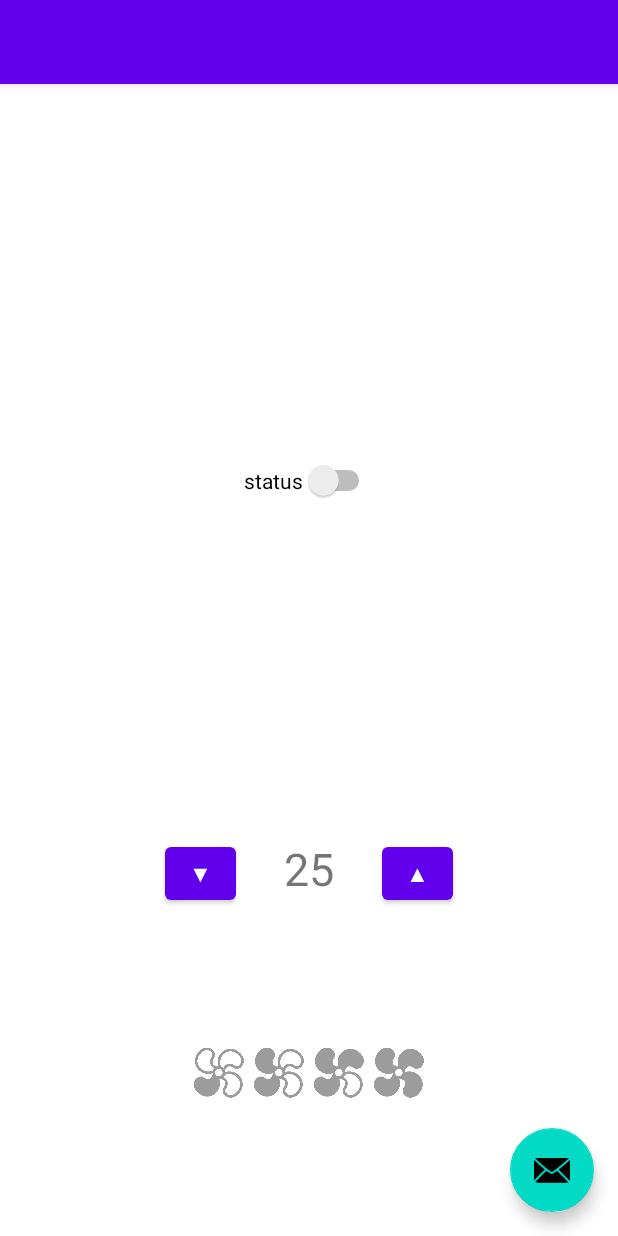
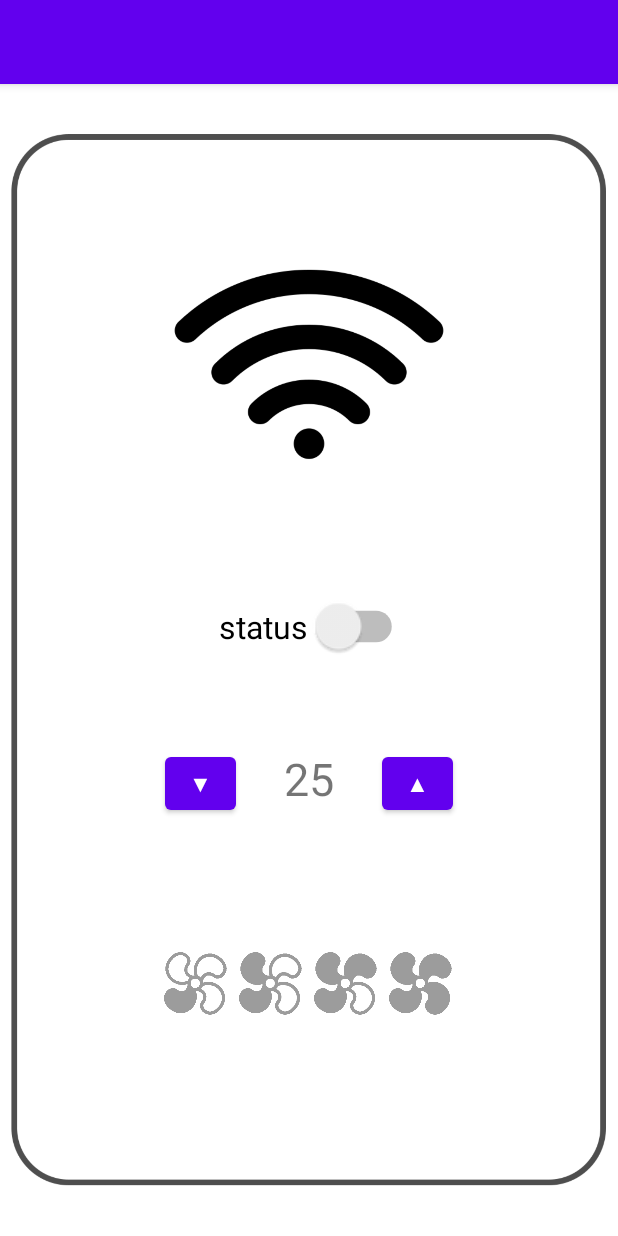
Before and after one commit to galwaitzman/ac_controller_mobile_app, an Android app: the layout activity_main.xml on its own in the app's theme, with its tools: preview values and no code run, on a phone screen of 412 x 824 dp. Run offline under Robolectric (Android 15) with nearby library versions, the light colour scheme and no system bars.

Commit message:
Remote-like design

```diff
--- a/app/src/main/java/com/example/ac_controller_app_mqtt/MainActivity.java
+++ b/app/src/main/java/com/example/ac_controller_app_mqtt/MainActivity.java
@@ -138,7 +138,6 @@ public class MainActivity extends AppCompatActivity {
 
     private void startMqttConnection(String clientId, String username, String password) {
         try {
-            //TODO: 3.142.144.189:1883
             mqttClient = new MqttAsyncClient("tcp://ec2-3-142-144-189.us-east-2.compute.amazonaws.com:1883",clientId, new MemoryPersistence());
 
         } catch (MqttException e) {
--- a/app/src/main/res/layout/activity_main.xml
+++ b/app/src/main/res/layout/activity_main.xml
@@ -28,6 +28,7 @@
         android:layout_height="wrap_content"
         android:layout_gravity="bottom|end"
         android:layout_margin="@dimen/fab_margin"
+        android:visibility="gone"
         app:srcCompat="@android:drawable/ic_dialog_email" />
 
 </androidx.coordinatorlayout.widget.CoordinatorLayout>
--- a/app/src/main/res/layout/fragment_first.xml
+++ b/app/src/main/res/layout/fragment_first.xml
@@ -16,18 +16,24 @@
         app:layout_constraintEnd_toEndOf="parent"
         app:layout_constraintStart_toStartOf="parent"
         app:layout_constraintTop_toBottomOf="@id/textview_first" -->
-
+    <androidx.appcompat.widget.AppCompatImageView
+        android:layout_width="match_parent"
+        android:layout_height="match_parent"
+        android:src="@drawable/remote_rectangle"/>
     <Switch
         android:id="@+id/switch1"
         android:layout_width="wrap_content"
         android:layout_height="wrap_content"
         android:layout_marginBottom="194dp"
+        android:scaleX="1.5"
+        android:scaleY="1.5"
         android:text="status"
         app:layout_constraintBottom_toBottomOf="parent"
         app:layout_constraintEnd_toEndOf="parent"
+        app:layout_constraintHorizontal_bias="0.518"
         app:layout_constraintStart_toStartOf="parent"
         app:layout_constraintTop_toTopOf="parent"
-        app:layout_constraintVertical_bias="0.458"
+        app:layout_constraintVertical_bias="0.637"
         tools:ignore="UseSwitchCompatOrMaterialXml" />
 
     <TextView
@@ -42,7 +48,7 @@
         app:layout_constraintEnd_toEndOf="parent"
         app:layout_constraintStart_toStartOf="parent"
         app:layout_constraintTop_toBottomOf="@+id/switch1"
-        app:layout_constraintVertical_bias="0.508" />
+        app:layout_constraintVertical_bias="0.195" />
 
     <Button
         android:id="@+id/temp_down"
@@ -72,43 +78,49 @@
     <androidx.appcompat.widget.LinearLayoutCompat
         android:layout_width="wrap_content"
         android:layout_height="wrap_content"
+        android:gravity="left"
         android:orientation="horizontal"
-        android:gravity="left"
         app:layout_constraintBottom_toBottomOf="parent"
         app:layout_constraintEnd_toEndOf="parent"
+        app:layout_constraintHorizontal_bias="0.497"
         app:layout_constraintStart_toStartOf="parent"
-        app:layout_constraintTop_toBottomOf="@+id/editTextNumber">
+        app:layout_constraintTop_toBottomOf="@+id/editTextNumber"
+        app:layout_constraintVertical_bias="0.373">
+
         <ImageButton
             android:id="@+id/fan_level_1"
-            android:layout_width="40dp"
-            android:layout_height="40dp"
+            android:layout_width="50dp"
+            android:layout_height="50dp"
+            android:adjustViewBounds="true"
             android:background="@android:color/transparent"
-            android:adjustViewBounds="true"
             android:scaleType="centerInside"
-            android:src="@drawable/fan_level_1_disabled"/>
+            android:src="@drawable/fan_level_1_disabled" />
+
         <ImageButton
             android:id="@+id/fan_level_2"
-            android:layout_width="40dp"
-            android:layout_height="40dp"
+            android:layout_width="50dp"
+            android:layout_height="50dp"
+            android:adjustViewBounds="true"
             android:background="@android:color/transparent"
-            android:adjustViewBounds="true"
             android:scaleType="centerInside"
-            android:src="@drawable/fan_level_2_disabled"/>
+            android:src="@drawable/fan_level_2_disabled" />
+
         <ImageButton
             android:id="@+id/fan_level_3"
+            android:layout_width="50dp"
+            android:layout_height="50dp"
+            android:adjustViewBounds="true"
             android:background="@android:color/transparent"
-            android:adjustViewBounds="true"
             android:scaleType="centerInside"
-            android:layout_width="40dp"
-            android:layout_height="40dp"
-            android:src="@drawable/fan_level_3_disabled"/>
+            android:src="@drawable/fan_level_3_disabled" />
+
         <ImageButton
             android:id="@+id/fan_level_4"
-            android:layout_width="40dp"
+            android:layout_width="50dp"
+            android:layout_height="50dp"
+            android:adjustViewBounds="true"
             android:background="@android:color/transparent"
-            android:adjustViewBounds="true"
             android:scaleType="centerInside"
-            android:layout_height="40dp"
-            android:src="@drawable/fan_level_4_disabled"/>
+            android:src="@drawable/fan_level_4_disabled" />
     </androidx.appcompat.widget.LinearLayoutCompat>
 </androidx.constraintlayout.widget.ConstraintLayout>
--- a/app/src/main/res/values/strings.xml
+++ b/app/src/main/res/values/strings.xml
@@ -1,5 +1,5 @@
 <resources>
-    <string name="app_name">Ac_control_app</string>
+    <string name="app_name">AC Remote</string>
     <string name="action_settings">Settings</string>
     <!-- Strings used for fragments for navigation -->
     <string name="first_fragment_label">First Fragment</string>
```
Also changed, not shown: app/src/main/res/drawable-v24/remote_rectangle.png (added).
